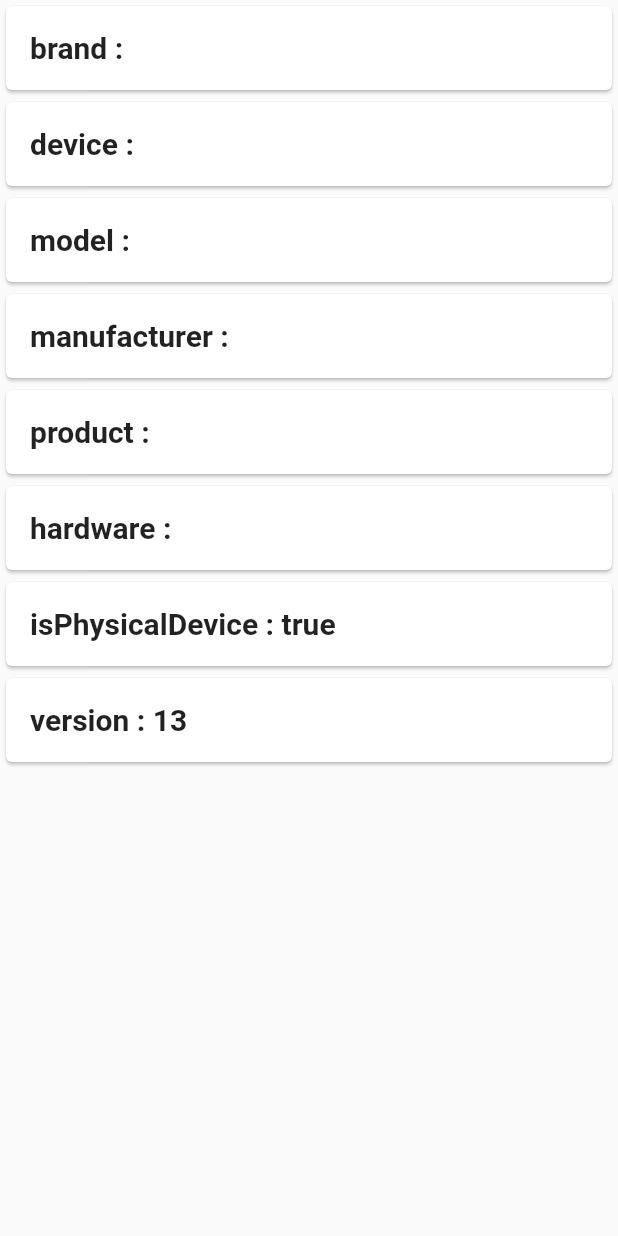
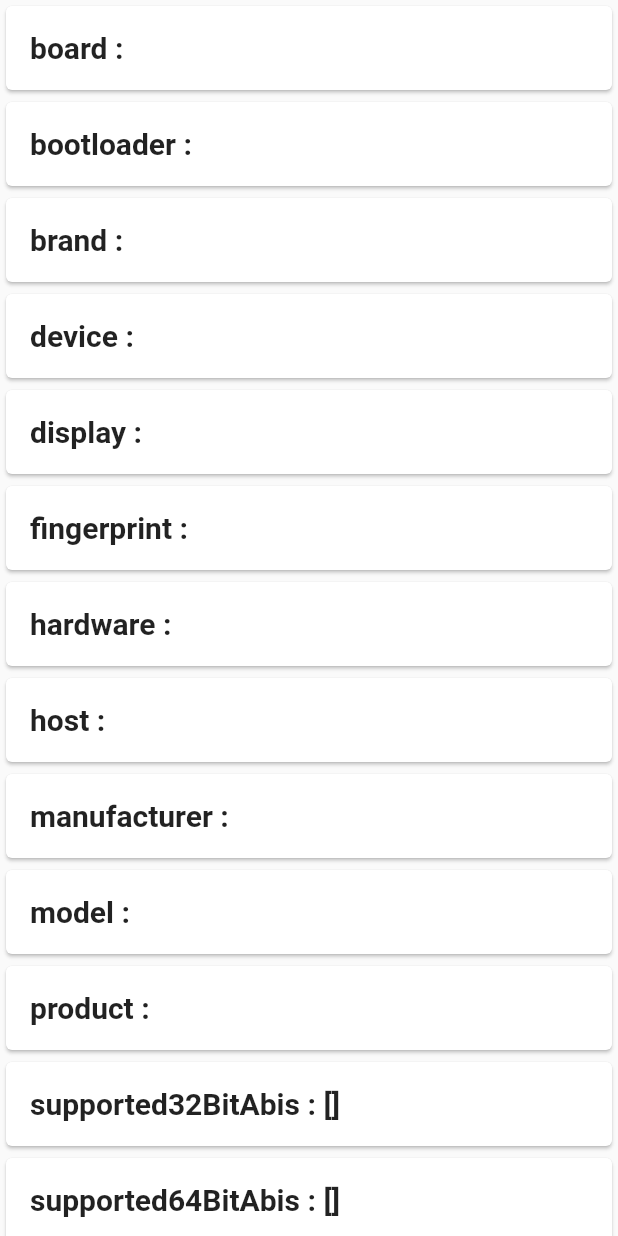
Before and after one commit to Liana-Qhai/chattytalk, a Flutter app: the DeviceInfoScreen screen opened directly, on a phone screen of 412 x 824 dp. Run offline on Flutter 3.47's test engine with Material 2 defaults, Android fonts, the phone set to English and light mode, and no system bars; our stand-ins replace cached_network_image, cloud_firestore, device_info_plus, emoji_picker_flutter, firebase_auth, firebase_core and 5 more; missing offline and left inert: flutter_notification_channel; accounts and stored records are empty.

Commit message:
New changes made

```diff
--- a/lib/screens/device_info_screen.dart
+++ b/lib/screens/device_info_screen.dart
@@ -32,20 +32,31 @@ class _DeviceInfoScreenState extends State<DeviceInfoScreen> {
   @override
   Widget build(BuildContext context) {
     return Scaffold(
-        body: SafeArea(
+        body: SingleChildScrollView(
             child: FutureBuilder<AndroidDeviceInfo>(
       future: getInfo(),
       builder: (context, snapshot) {
         final data = snapshot.data!;
         return Column(
           children: [
+            showCard('board', data.board),
+            showCard('bootloader', data.bootloader),
             showCard('brand', data.brand),
             showCard('device', data.device),
+            showCard('display', data.display),
+            showCard('fingerprint', data.fingerprint),
+            showCard('hardware', data.hardware),
+            showCard('host', data.host),
+            showCard('manufacturer', data.manufacturer),
             showCard('model', data.model),
-            showCard('manufacturer', data.manufacturer),
             showCard('product', data.product),
-            showCard('hardware', data.hardware),
+            showCard('supported32BitAbis', data.supported32BitAbis.toString()),
+            showCard('supported64BitAbis', data.supported64BitAbis.toString()),
+            showCard('tags', data.tags),
+            showCard('type', data.type),
             showCard('isPhysicalDevice', data.isPhysicalDevice.toString()),
+            showCard('androidId', data.id),
+            showCard('systemFeatures', data.systemFeatures.toString()),
             showCard('version', data.version.release.toString()),
           ],
         );
--- a/pubspec.yaml
+++ b/pubspec.yaml
@@ -21,7 +21,7 @@ dependencies:
   firebase_core: ^2.4.1
 
  # For handling firebase authentication
-  firebase_auth: ^4.2.4
+  firebase_auth: ^4.2.5
 
   # For handling google sign in
   google_sign_in: ^5.4.2
```
Also changed, not shown: lib/api/apis.dart (+13 -10 lines), lib/main.dart (+12 -7 lines), pubspec.lock, 1 other file.
